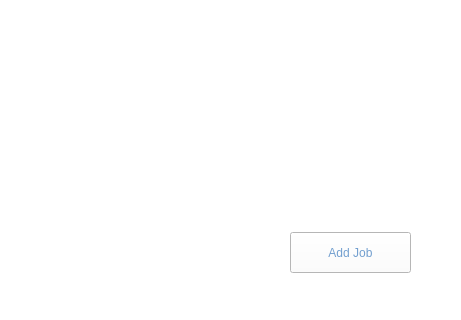
First picture: the form in jobs_company.ui, repository AmrElsersy/Hiring-System-Qt, before the edit; both pictures show x 0 to 461 and y 218 to 538 of the 461 by 538 pixel window.
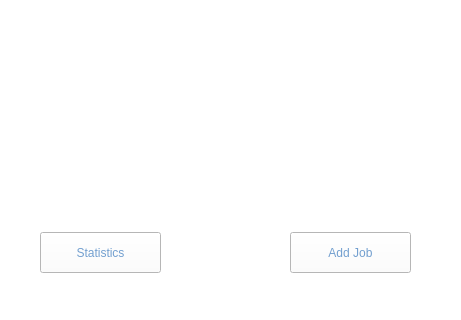
Second picture: the form after the edit.

The edit to the form file:
```diff
--- a/jobs_company.ui
+++ b/jobs_company.ui
@@ -67,6 +67,23 @@
     <string>Add Job</string>
    </property>
   </widget>
+  <widget class="QPushButton" name="statistics">
+   <property name="geometry">
+    <rect>
+     <x>40</x>
+     <y>450</y>
+     <width>121</width>
+     <height>41</height>
+    </rect>
+   </property>
+   <property name="styleSheet">
+    <string notr="true">color: rgb(114, 159, 207);
+font: 16pt &quot;Ubuntu&quot;;</string>
+   </property>
+   <property name="text">
+    <string>Statistics</string>
+   </property>
+  </widget>
  </widget>
  <resources/>
  <connections/>
```
